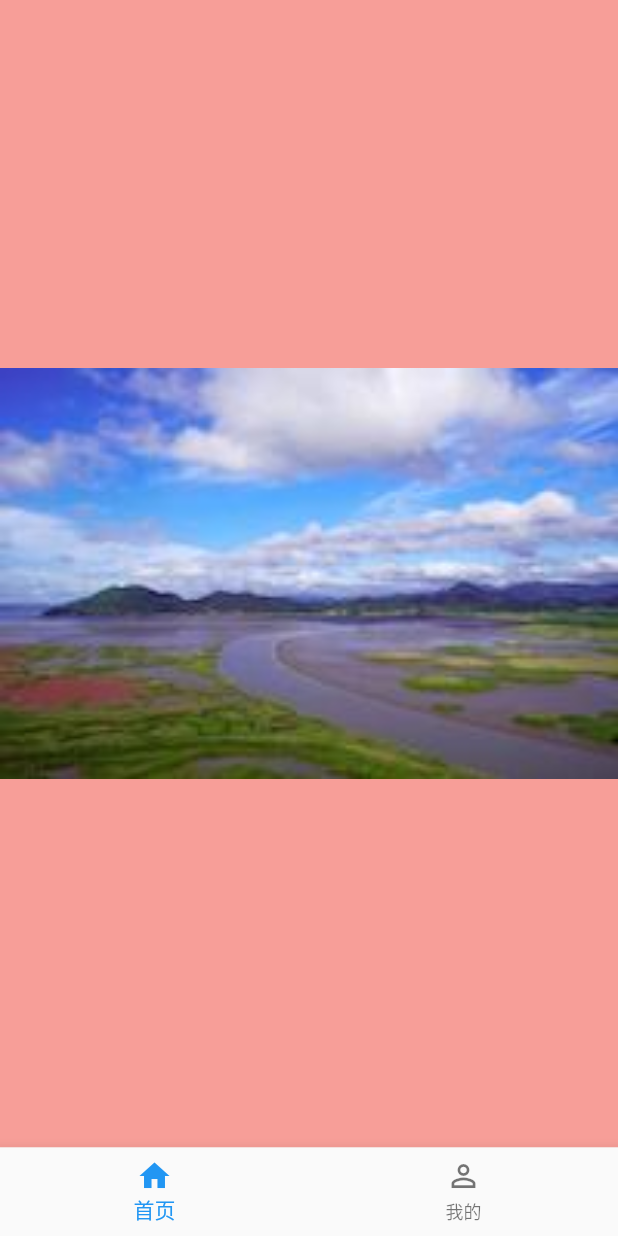
After one commit to hykruntoahead/FlutterGraduateSchool, a Flutter app: the ShareAxisDemo screen opened directly, on a phone screen of 412 x 824 dp. The commit adds this screen. Run offline on Flutter 3.47's test engine with Material 2 defaults, Android fonts, the phone set to English and light mode, and no system bars; missing offline and left inert: dart:html; network calls fail.

Commit message:
12.9 Material motion

```diff
--- /dev/null
+++ b/lib/animation/material_motion_shared_axis_demo.dart
@@ -0,0 +1,88 @@
+
+import 'package:animations/animations.dart';
+import 'package:flutter/material.dart';
+
+
+class ShareAxisDemo extends StatefulWidget {
+  @override
+  State<StatefulWidget> createState() => _ShareAxisDemo();
+}
+
+class _ShareAxisDemo extends State<ShareAxisDemo> {
+  var _currentIndex = 0;
+  @override
+  Widget build(BuildContext context) {
+    Widget _child = _OnePage();
+    switch (_currentIndex) {
+      case 1:
+        _child = _TwoPage();
+        break;
+    }
+    return Scaffold(
+      body: PageTransitionSwitcher(
+        duration: const Duration(milliseconds: 1500),
+        reverse: false,
+        transitionBuilder: (
+            Widget child,
+            Animation<double> animation,
+            Animation<double> secondaryAnimation,
+            ) {
+          return SharedAxisTransition(
+            child: child,
+            animation: animation,
+            transitionType: SharedAxisTransitionType.scaled,
+            secondaryAnimation: secondaryAnimation,
+          );
+        },
+        child: _child,
+      ),
+      bottomNavigationBar: BottomNavigationBar(
+        onTap: (int index) {
+          setState(() {
+            _currentIndex = index;
+          });
+        },
+        currentIndex: _currentIndex,
+        items: <BottomNavigationBarItem>[
+          BottomNavigationBarItem(title: Text('首页'), icon: Icon(Icons.home)),
+          BottomNavigationBarItem(
+              title: Text('我的'), icon: Icon(Icons.perm_identity)),
+        ],
+      ),
+    );
+  }
+}
+
+class _OnePage extends StatelessWidget {
+  @override
+  Widget build(BuildContext context) {
+    return Scaffold(
+      body: Container(
+        color: Colors.red.withOpacity(.5),
+        alignment: Alignment.center,
+        child: Image.asset(
+          'assets/images/abc.jpg',
+          fit: BoxFit.fitWidth,
+          width: double.infinity,
+        ),
+      ),
+    );
+  }
+}
+
+class _TwoPage extends StatelessWidget {
+  @override
+  Widget build(BuildContext context) {
+    return Scaffold(
+      body: Container(
+        color: Colors.blue.withOpacity(.5),
+        alignment: Alignment.center,
+        child: Image.asset(
+          'assets/images/abc.jpg',
+          fit: BoxFit.fitWidth,
+          width: double.infinity,
+        ),
+      ),
+    );
+  }
+}
--- a/pubspec.yaml
+++ b/pubspec.yaml
@@ -13,6 +13,7 @@ dependencies:
 
   cupertino_icons: ^1.0.2
   flutter_cupertino_localizations: ^1.0.1
+  animations: ^1.1.1
 
 dev_dependencies:
   flutter_test:
```
Also changed, not shown: lib/animation/fade_scale_transition.dart (added, +171 -0 lines), lib/animation/fade_through_transition.dart (added, +182 -0 lines), lib/animation/main.dart (+8 -1 lines), lib/animation/material_motion_open_container_demo.dart (added, +140 -0 lines), pubspec.lock, 1 other file.
